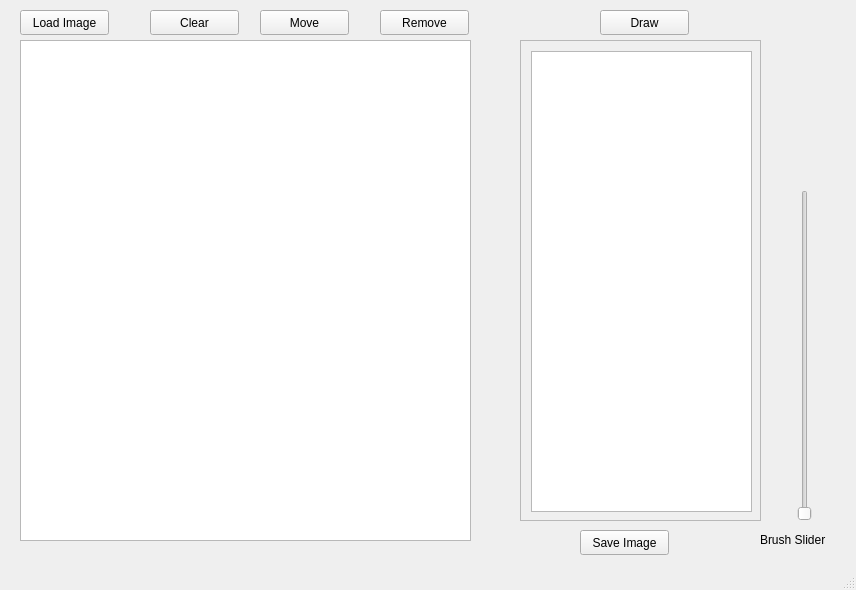
Old version of the form mainwindow.ui in the repository rohithreddy0087/segmented_image_editor.
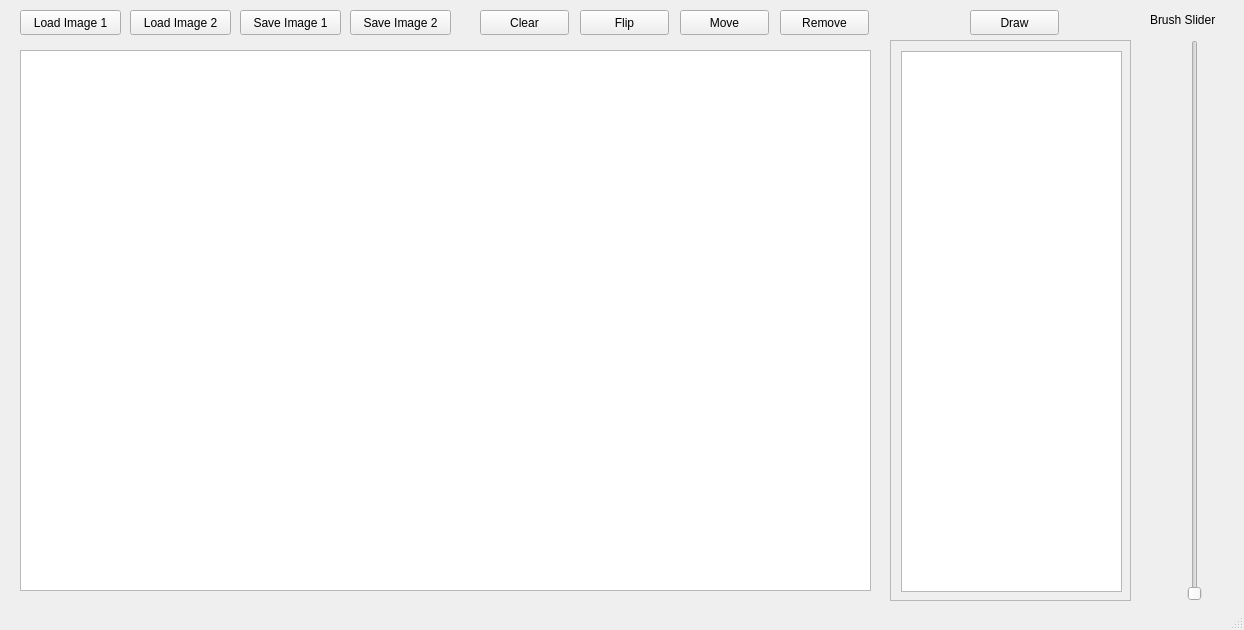
New version of the form.

```diff
--- a/mainwindow.ui
+++ b/mainwindow.ui
@@ -6,8 +6,8 @@
    <rect>
     <x>0</x>
     <y>0</y>
-    <width>856</width>
-    <height>590</height>
+    <width>1244</width>
+    <height>630</height>
    </rect>
   </property>
   <property name="windowTitle">
@@ -18,9 +18,9 @@
     <property name="geometry">
      <rect>
       <x>20</x>
-      <y>40</y>
-      <width>451</width>
-      <height>501</height>
+      <y>50</y>
+      <width>851</width>
+      <height>541</height>
      </rect>
     </property>
    </widget>
@@ -29,21 +29,21 @@
      <rect>
       <x>20</x>
       <y>10</y>
-      <width>89</width>
+      <width>101</width>
       <height>25</height>
      </rect>
     </property>
     <property name="text">
-     <string>Load Image</string>
+     <string>Load Image 1</string>
     </property>
    </widget>
    <widget class="QScrollArea" name="scrollArea">
     <property name="geometry">
      <rect>
-      <x>520</x>
+      <x>890</x>
       <y>40</y>
       <width>241</width>
-      <height>481</height>
+      <height>561</height>
      </rect>
     </property>
     <property name="widgetResizable">
@@ -55,7 +55,7 @@
        <x>0</x>
        <y>0</y>
        <width>239</width>
-       <height>479</height>
+       <height>559</height>
       </rect>
      </property>
      <widget class="QListWidget" name="listWidget">
@@ -64,7 +64,7 @@
         <x>10</x>
         <y>10</y>
         <width>221</width>
-        <height>461</height>
+        <height>541</height>
        </rect>
       </property>
      </widget>
@@ -73,20 +73,20 @@
    <widget class="QPushButton" name="pushButton_2">
     <property name="geometry">
      <rect>
-      <x>580</x>
-      <y>530</y>
-      <width>89</width>
+      <x>240</x>
+      <y>10</y>
+      <width>101</width>
       <height>25</height>
      </rect>
     </property>
     <property name="text">
-     <string>Save Image</string>
+     <string>Save Image 1</string>
     </property>
    </widget>
    <widget class="QPushButton" name="pushButton_3">
     <property name="geometry">
      <rect>
-      <x>600</x>
+      <x>970</x>
       <y>10</y>
       <width>89</width>
       <height>25</height>
@@ -99,7 +99,7 @@
    <widget class="QPushButton" name="pushButton_4">
     <property name="geometry">
      <rect>
-      <x>260</x>
+      <x>680</x>
       <y>10</y>
       <width>89</width>
       <height>25</height>
@@ -112,7 +112,7 @@
    <widget class="QPushButton" name="pushButton_5">
     <property name="geometry">
      <rect>
-      <x>380</x>
+      <x>780</x>
       <y>10</y>
       <width>89</width>
       <height>25</height>
@@ -125,10 +125,10 @@
    <widget class="QSlider" name="verticalSlider">
     <property name="geometry">
      <rect>
-      <x>790</x>
-      <y>190</y>
+      <x>1180</x>
+      <y>40</y>
       <width>30</width>
-      <height>331</height>
+      <height>561</height>
      </rect>
     </property>
     <property name="orientation">
@@ -138,8 +138,8 @@
    <widget class="QLabel" name="label">
     <property name="geometry">
      <rect>
-      <x>760</x>
-      <y>530</y>
+      <x>1150</x>
+      <y>10</y>
       <width>91</width>
       <height>20</height>
      </rect>
@@ -151,7 +151,7 @@
    <widget class="QPushButton" name="pushButton_6">
     <property name="geometry">
      <rect>
-      <x>150</x>
+      <x>480</x>
       <y>10</y>
       <width>89</width>
       <height>25</height>
@@ -161,6 +161,45 @@
      <string>Clear</string>
     </property>
    </widget>
+   <widget class="QPushButton" name="pushButton_7">
+    <property name="geometry">
+     <rect>
+      <x>130</x>
+      <y>10</y>
+      <width>101</width>
+      <height>25</height>
+     </rect>
+    </property>
+    <property name="text">
+     <string>Load Image 2</string>
+    </property>
+   </widget>
+   <widget class="QPushButton" name="pushButton_8">
+    <property name="geometry">
+     <rect>
+      <x>580</x>
+      <y>10</y>
+      <width>89</width>
+      <height>25</height>
+     </rect>
+    </property>
+    <property name="text">
+     <string>Flip</string>
+    </property>
+   </widget>
+   <widget class="QPushButton" name="pushButton_9">
+    <property name="geometry">
+     <rect>
+      <x>350</x>
+      <y>10</y>
+      <width>101</width>
+      <height>25</height>
+     </rect>
+    </property>
+    <property name="text">
+     <string>Save Image 2</string>
+    </property>
+   </widget>
   </widget>
   <widget class="QStatusBar" name="statusbar"/>
  </widget>
```
